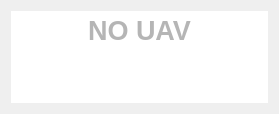
Before: the Qt Designer form src/ui/UnconnectedUASInfoWidget.ui in mpaperno/qgroundcontrol_aq, drawn with Qt 5.
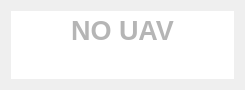
After: the same form once the commit is applied.

Commit message: Minor tweaks of default UI layouts.

Diff of the .ui file:
```diff
--- a/src/ui/UnconnectedUASInfoWidget.ui
+++ b/src/ui/UnconnectedUASInfoWidget.ui
@@ -6,8 +6,8 @@
    <rect>
     <x>0</x>
     <y>0</y>
-    <width>279</width>
-    <height>114</height>
+    <width>245</width>
+    <height>87</height>
    </rect>
   </property>
   <property name="windowTitle">
@@ -44,11 +44,11 @@
       <string>&lt;!DOCTYPE HTML PUBLIC &quot;-//W3C//DTD HTML 4.0//EN&quot; &quot;http://www.w3.org/TR/REC-html40/strict.dtd&quot;&gt;
 &lt;html&gt;&lt;head&gt;&lt;meta name=&quot;qrichtext&quot; content=&quot;1&quot; /&gt;&lt;style type=&quot;text/css&quot;&gt;
 p, li { white-space: pre-wrap; }
-&lt;/style&gt;&lt;/head&gt;&lt;body style=&quot; font-family:'Ubuntu'; font-size:11pt; font-weight:400; font-style:normal;&quot;&gt;
+&lt;/style&gt;&lt;/head&gt;&lt;body style=&quot; font-family:'MS Shell Dlg 2'; font-size:8.25pt; font-weight:400; font-style:normal;&quot;&gt;
 &lt;table border=&quot;0&quot; style=&quot;-qt-table-type: root; margin-top:4px; margin-bottom:4px; margin-left:4px; margin-right:4px;&quot;&gt;
 &lt;tr&gt;
 &lt;td style=&quot;border: none;&quot;&gt;
-&lt;p align=&quot;center&quot; style=&quot; margin-top:0px; margin-bottom:0px; margin-left:0px; margin-right:0px; -qt-block-indent:0; text-indent:0px;&quot;&gt;&lt;span style=&quot; font-size:20pt; font-weight:600; color:#b5b5b5;&quot;&gt;NO UAV&lt;/span&gt;&lt;/p&gt;&lt;/td&gt;&lt;/tr&gt;&lt;/table&gt;&lt;/body&gt;&lt;/html&gt;</string>
+&lt;p align=&quot;center&quot; style=&quot; margin-top:0px; margin-bottom:0px; margin-left:0px; margin-right:0px; -qt-block-indent:0; text-indent:0px;&quot;&gt;&lt;span style=&quot; font-family:'Ubuntu'; font-size:20pt; font-weight:600; color:#b5b5b5;&quot;&gt;NO UAV&lt;/span&gt;&lt;/p&gt;&lt;/td&gt;&lt;/tr&gt;&lt;/table&gt;&lt;/body&gt;&lt;/html&gt;</string>
      </property>
     </widget>
    </item>
```
The commit also changes 5 other files.
